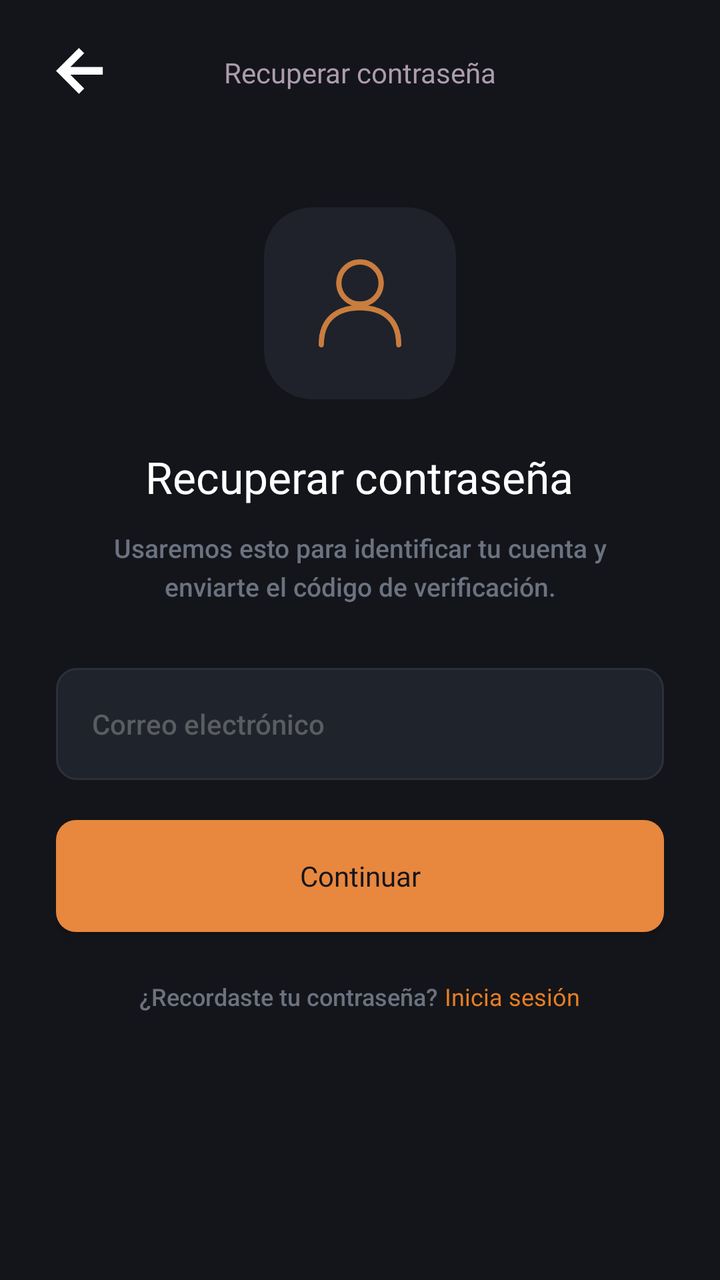
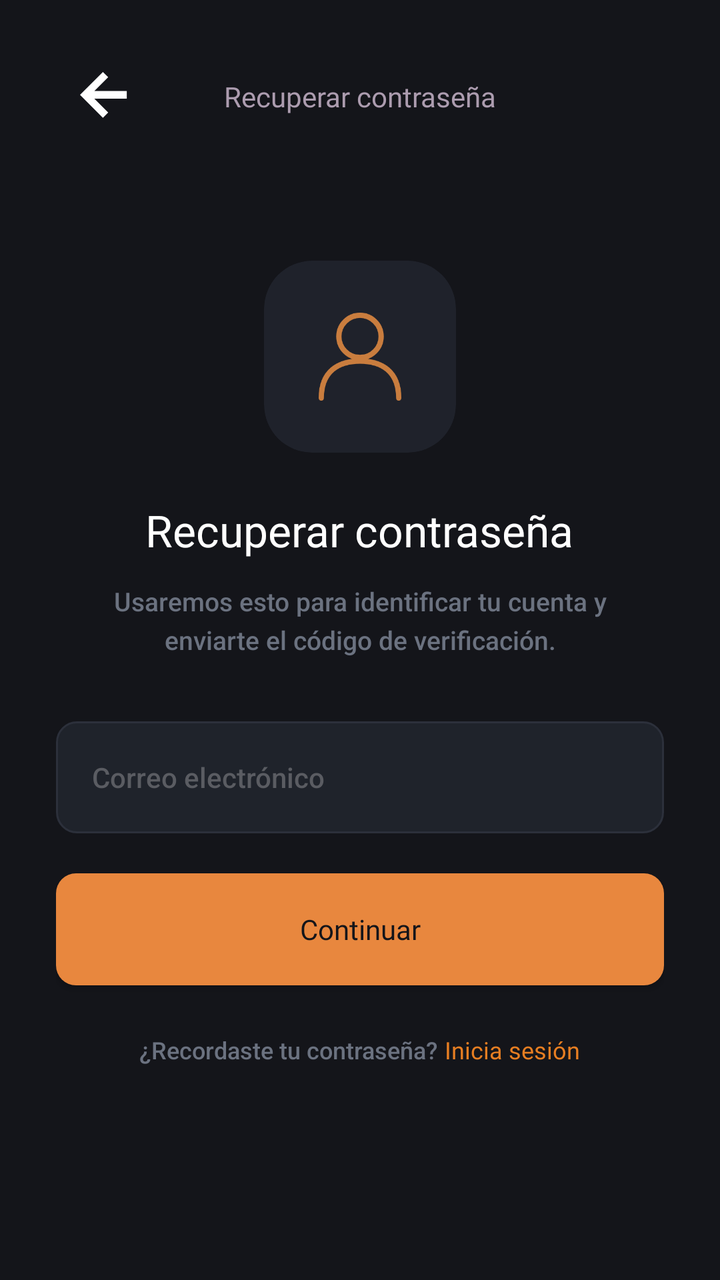

An Android layout rendered at two revisions. The XML below is the earlier revision; the diff shows what the commit changed to produce the second picture.
<!-- AndroidManifest.xml: application theme Theme.MyApplication -->
<!-- res/layout/activity_forgot_password.xml -->
<?xml version="1.0" encoding="utf-8"?>
<androidx.constraintlayout.widget.ConstraintLayout xmlns:android="http://schemas.android.com/apk/res/android"
    xmlns:app="http://schemas.android.com/apk/res-auto"
    android:layout_width="match_parent"
    android:layout_height="match_parent"
    android:background="#14151A"
    android:paddingHorizontal="28dp"
    android:paddingTop="24dp"
    android:paddingBottom="36dp">

    
    <ImageView
        android:id="@+id/btnBack"
        android:layout_width="24dp"
        android:layout_height="24dp"

        android:clickable="true"
        android:focusable="true"
        android:src="@drawable/flecha"
        app:layout_constraintStart_toStartOf="parent"
        app:layout_constraintTop_toTopOf="parent"
        app:tint="#FFFFFF" />

    

    <TextView
        android:layout_width="wrap_content"
        android:layout_height="wrap_content"
        android:fontFamily="@font/inter_bold"
        android:text="Recuperar contraseña"
        android:textColor="#AC9CAF"
        android:textSize="14sp"
        app:layout_constraintBottom_toBottomOf="@id/btnBack"
        app:layout_constraintEnd_toEndOf="parent"
        app:layout_constraintStart_toStartOf="parent"
        app:layout_constraintTop_toTopOf="@id/btnBack" />

    
    <LinearLayout
        android:layout_width="match_parent"
        android:layout_height="wrap_content"
        android:gravity="center"
        android:orientation="vertical"
        app:layout_constraintBottom_toBottomOf="parent"
        app:layout_constraintEnd_toEndOf="parent"
        app:layout_constraintStart_toStartOf="parent"
        app:layout_constraintTop_toTopOf="parent"
        app:layout_constraintVertical_bias="0.45">

        
        <com.google.android.material.card.MaterialCardView
            android:layout_width="96dp"
            android:layout_height="96dp"
            app:cardBackgroundColor="#1F222B"
            app:cardCornerRadius="24dp"
            app:cardElevation="0dp"
            app:strokeWidth="0dp">

            <ImageView
                android:layout_width="44dp"
                android:layout_height="44dp"
                android:layout_gravity="center"
                android:contentDescription="Usuario"
                android:src="@drawable/group"
                app:tint="#C97D3E" />
        </com.google.android.material.card.MaterialCardView>

        <TextView
            android:layout_width="wrap_content"
            android:layout_height="wrap_content"
            android:layout_marginTop="24dp"
            android:fontFamily="@font/inter_bold"
            android:text="Recuperar contraseña"
            android:textColor="#FFFFFF"
            android:textSize="22sp" />

        <TextView
            android:layout_width="280dp"
            android:layout_height="wrap_content"
            android:layout_marginTop="12dp"
            android:fontFamily="sans-serif-medium"
            android:gravity="center"
            android:lineSpacingExtra="4dp"
            android:text="Usaremos esto para identificar tu cuenta y enviarte el código de verificación."
            android:textColor="#6B7280"
            android:textSize="13sp" />

        
        <EditText
            android:id="@+id/etEmail"
            android:layout_width="match_parent"
            android:layout_height="56dp"
            android:layout_marginTop="32dp"
            android:background="@drawable/bg_secondary_button"
            android:fontFamily="sans-serif-medium"
            android:hint="Correo electrónico"
            android:inputType="textEmailAddress"
            android:paddingHorizontal="18dp"
            android:textColor="#FFFFFF"
            android:textColorHint="#5A5C62"
            android:textSize="14sp" />

        
        <androidx.appcompat.widget.AppCompatButton
            android:id="@+id/btnContinue"
            android:layout_width="match_parent"
            android:layout_height="56dp"
            android:layout_marginTop="20dp"
            android:background="@drawable/bg_primary_button"
            android:fontFamily="@font/inter_bold"
            android:text="Continuar"
            android:textAllCaps="false"
            android:textColor="#14151A"
            android:textSize="14sp"
            app:backgroundTint="@null" />

        
        <LinearLayout
            android:layout_width="wrap_content"
            android:layout_height="wrap_content"
            android:layout_marginTop="24dp"
            android:orientation="horizontal">

            <TextView
                android:layout_width="wrap_content"
                android:layout_height="wrap_content"
                android:fontFamily="sans-serif-medium"
                android:text="¿Recordaste tu contraseña? "
                android:textColor="#6B7280"
                android:textSize="12sp" />

            <TextView
                android:id="@+id/tvLoginRedirect"
                android:layout_width="wrap_content"
                android:layout_height="wrap_content"
                android:fontFamily="@font/inter_bold"
                android:text="Inicia sesión"
                android:textColor="#E67E22"
                android:textSize="12sp" />
        </LinearLayout>

    </LinearLayout>

</androidx.constraintlayout.widget.ConstraintLayout>
<!-- resources referenced by this layout -->
<resources>
  <!-- drawable bg_primary_button (drawable) -->
  <?xml version="1.0" encoding="utf-8"?>
  <shape xmlns:android="http://schemas.android.com/apk/res/android"
      android:shape="rectangle">
      <corners android:radius="10dp" />
      <solid android:color="#E8873E" />
  </shape>
  <!-- drawable bg_secondary_button (drawable) -->
  <?xml version="1.0" encoding="utf-8"?>
  <shape xmlns:android="http://schemas.android.com/apk/res/android"
      android:shape="rectangle">
      <corners android:radius="10dp" />
      <solid android:color="#1F232B" />
      <stroke
          android:width="1dp"
          android:color="#2C303B" />
  </shape>
  <!-- drawable flecha (drawable) -->
  <vector xmlns:android="http://schemas.android.com/apk/res/android"
      android:width="15dp"
      android:height="15dp"
      android:viewportWidth="15"
      android:viewportHeight="15">
    <path
        android:pathData="M7.159,14.318L0,7.159L7.159,-0L8.807,1.633L4.482,5.959H14.616V8.359H4.482L8.807,12.677L7.159,14.318Z"
        android:fillColor="#9A9A9A"/>
  </vector>
  <!-- drawable group (drawable) -->
  <vector xmlns:android="http://schemas.android.com/apk/res/android"
      android:width="47dp"
      android:height="50dp"
      android:viewportWidth="47"
      android:viewportHeight="50">
    <path
        android:pathData="M23.5,25.5C30.127,25.5 35.5,20.127 35.5,13.5C35.5,6.873 30.127,1.5 23.5,1.5C16.873,1.5 11.5,6.873 11.5,13.5C11.5,20.127 16.873,25.5 23.5,25.5Z"
        android:strokeLineJoin="round"
        android:strokeWidth="3"
        android:fillColor="#00000000"
        android:strokeColor="#F2A25C"
        android:strokeLineCap="round"/>
    <path
        android:pathData="M1.5,48.5C1.5,33.5 11,27.5 23.5,27.5C36,27.5 45.5,33.5 45.5,48.5"
        android:strokeLineJoin="round"
        android:strokeWidth="3"
        android:fillColor="#00000000"
        android:strokeColor="#F2A25C"
        android:strokeLineCap="round"/>
  </vector>
  <style name="Theme.MyApplication" parent="Base.Theme.MyApplication" />
  <style name="Base.Theme.MyApplication" parent="Theme.Material3.DayNight.NoActionBar">
          <item name="android:windowBackground">#000000</item>
      </style>
</resources>

<!-- the commit's change to res/layout/activity_forgot_password.xml (unified diff, before → after) -->
@@ -1,6 +1,7 @@
 <?xml version="1.0" encoding="utf-8"?>
-<androidx.constraintlayout.widget.ConstraintLayout xmlns:android="http://schemas.android.com/apk/res/android"
+<ScrollView xmlns:android="http://schemas.android.com/apk/res/android"
     xmlns:app="http://schemas.android.com/apk/res-auto"
+    android:fillViewport="true"
     android:layout_width="match_parent"
     android:layout_height="match_parent"
     android:background="#14151A"
@@ -8,137 +9,143 @@
     android:paddingTop="24dp"
     android:paddingBottom="36dp">
 
-    
-    <ImageView
-        android:id="@+id/btnBack"
-        android:layout_width="24dp"
-        android:layout_height="24dp"
+    <androidx.constraintlayout.widget.ConstraintLayout
+        android:layout_width="match_parent"
+        android:layout_height="wrap_content">
+        
+        <ImageView
+            android:id="@+id/btnBack"
+            android:layout_width="48dp"
+            android:layout_height="48dp"
+            android:contentDescription="Volver"
+            android:padding="12dp"
 
-        android:clickable="true"
-        android:focusable="true"
-        android:src="@drawable/flecha"
-        app:layout_constraintStart_toStartOf="parent"
-        app:layout_constraintTop_toTopOf="parent"
-        app:tint="#FFFFFF" />
-
-    
-
-    <TextView
-        android:layout_width="wrap_content"
-        android:layout_height="wrap_content"
-        android:fontFamily="@font/inter_bold"
-        android:text="Recuperar contraseña"
-        android:textColor="#AC9CAF"
-        android:textSize="14sp"
-        app:layout_constraintBottom_toBottomOf="@id/btnBack"
-        app:layout_constraintEnd_toEndOf="parent"
-        app:layout_constraintStart_toStartOf="parent"
-        app:layout_constraintTop_toTopOf="@id/btnBack" />
-
-    
-    <LinearLayout
-        android:layout_width="match_parent"
-        android:layout_height="wrap_content"
-        android:gravity="center"
-        android:orientation="vertical"
-        app:layout_constraintBottom_toBottomOf="parent"
-        app:layout_constraintEnd_toEndOf="parent"
-        app:layout_constraintStart_toStartOf="parent"
-        app:layout_constraintTop_toTopOf="parent"
-        app:layout_constraintVertical_bias="0.45">
+            android:clickable="true"
+            android:focusable="true"
+            android:src="@drawable/flecha"
+            app:layout_constraintStart_toStartOf="parent"
+            app:layout_constraintTop_toTopOf="parent"
+            app:tint="#FFFFFF" />
 
         
-        <com.google.android.material.card.MaterialCardView
-            android:layout_width="96dp"
-            android:layout_height="96dp"
-            app:cardBackgroundColor="#1F222B"
-            app:cardCornerRadius="24dp"
-            app:cardElevation="0dp"
-            app:strokeWidth="0dp">
-
-            <ImageView
-                android:layout_width="44dp"
-                android:layout_height="44dp"
-                android:layout_gravity="center"
-                android:contentDescription="Usuario"
-                android:src="@drawable/group"
-                app:tint="#C97D3E" />
-        </com.google.android.material.card.MaterialCardView>
 
         <TextView
             android:layout_width="wrap_content"
             android:layout_height="wrap_content"
-            android:layout_marginTop="24dp"
             android:fontFamily="@font/inter_bold"
             android:text="Recuperar contraseña"
-            android:textColor="#FFFFFF"
-            android:textSize="22sp" />
-
-        <TextView
-            android:layout_width="280dp"
-            android:layout_height="wrap_content"
-            android:layout_marginTop="12dp"
-            android:fontFamily="sans-serif-medium"
-            android:gravity="center"
-            android:lineSpacingExtra="4dp"
-            android:text="Usaremos esto para identificar tu cuenta y enviarte el código de verificación."
-            android:textColor="#6B7280"
-            android:textSize="13sp" />
-
-        
-        <EditText
-            android:id="@+id/etEmail"
-            android:layout_width="match_parent"
-            android:layout_height="56dp"
-            android:layout_marginTop="32dp"
-            android:background="@drawable/bg_secondary_button"
-            android:fontFamily="sans-serif-medium"
-            android:hint="Correo electrónico"
-            android:inputType="textEmailAddress"
-            android:paddingHorizontal="18dp"
-            android:textColor="#FFFFFF"
-            android:textColorHint="#5A5C62"
-            android:textSize="14sp" />
-
-        
-        <androidx.appcompat.widget.AppCompatButton
-            android:id="@+id/btnContinue"
-            android:layout_width="match_parent"
-            android:layout_height="56dp"
-            android:layout_marginTop="20dp"
-            android:background="@drawable/bg_primary_button"
-            android:fontFamily="@font/inter_bold"
-            android:text="Continuar"
-            android:textAllCaps="false"
-            android:textColor="#14151A"
+            android:textColor="#AC9CAF"
             android:textSize="14sp"
-            app:backgroundTint="@null" />
+            app:layout_constraintBottom_toBottomOf="@id/btnBack"
+            app:layout_constraintEnd_toEndOf="parent"
+            app:layout_constraintStart_toStartOf="parent"
+            app:layout_constraintTop_toTopOf="@id/btnBack" />
 
         
         <LinearLayout
-            android:layout_width="wrap_content"
+            android:layout_width="match_parent"
             android:layout_height="wrap_content"
-            android:layout_marginTop="24dp"
-            android:orientation="horizontal">
+            android:gravity="center"
+            android:orientation="vertical"
+            app:layout_constraintBottom_toBottomOf="parent"
+            app:layout_constraintEnd_toEndOf="parent"
+            app:layout_constraintStart_toStartOf="parent"
+            app:layout_constraintTop_toBottomOf="@id/btnBack"
+            app:layout_constraintVertical_bias="0.45">
+
+            
+            <com.google.android.material.card.MaterialCardView
+                android:layout_width="96dp"
+                android:layout_height="96dp"
+                app:cardBackgroundColor="#1F222B"
+                app:cardCornerRadius="24dp"
+                app:cardElevation="0dp"
+                app:strokeWidth="0dp">
+
+                <ImageView
+                    android:layout_width="44dp"
+                    android:layout_height="44dp"
+                    android:layout_gravity="center"
+                    android:contentDescription="Usuario"
+                    android:src="@drawable/group"
+                    app:tint="#C97D3E" />
+            </com.google.android.material.card.MaterialCardView>
 
             <TextView
                 android:layout_width="wrap_content"
                 android:layout_height="wrap_content"
-                android:fontFamily="sans-serif-medium"
-                android:text="¿Recordaste tu contraseña? "
-                android:textColor="#6B7280"
-                android:textSize="12sp" />
+                android:layout_marginTop="24dp"
+                android:fontFamily="@font/inter_bold"
+                android:text="Recuperar contraseña"
+                android:textColor="#FFFFFF"
+                android:textSize="22sp" />
 
             <TextView
-                android:id="@+id/tvLoginRedirect"
+                android:layout_width="wrap_content"
+                android:maxWidth="280dp"
+                android:layout_height="wrap_content"
+                android:layout_marginTop="12dp"
+                android:fontFamily="sans-serif-medium"
+                android:gravity="center"
+                android:lineSpacingExtra="4dp"
+                android:text="Usaremos esto para identificar tu cuenta y enviarte el código de verificación."
+                android:textColor="#6B7280"
+                android:textSize="13sp" />
+
+            
+            <EditText
+                android:id="@+id/etEmail"
+                android:layout_width="match_parent"
+                android:layout_height="56dp"
+                android:layout_marginTop="32dp"
+                android:background="@drawable/bg_secondary_button"
+                android:fontFamily="sans-serif-medium"
+                android:hint="Correo electrónico"
+                android:inputType="textEmailAddress"
+                android:paddingHorizontal="18dp"
+                android:textColor="#FFFFFF"
+                android:textColorHint="#5A5C62"
+                android:textSize="14sp" />
+
+            
+            <androidx.appcompat.widget.AppCompatButton
+                android:id="@+id/btnContinue"
+                android:layout_width="match_parent"
+                android:layout_height="56dp"
+                android:layout_marginTop="20dp"
+                android:background="@drawable/bg_primary_button"
+                android:fontFamily="@font/inter_bold"
+                android:text="Continuar"
+                android:textAllCaps="false"
+                android:textColor="#14151A"
+                android:textSize="14sp"
+                app:backgroundTint="@null" />
+
+            
+            <LinearLayout
                 android:layout_width="wrap_content"
                 android:layout_height="wrap_content"
-                android:fontFamily="@font/inter_bold"
-                android:text="Inicia sesión"
-                android:textColor="#E67E22"
-                android:textSize="12sp" />
+                android:layout_marginTop="24dp"
+                android:orientation="horizontal">
+
+                <TextView
+                    android:layout_width="wrap_content"
+                    android:layout_height="wrap_content"
+                    android:fontFamily="sans-serif-medium"
+                    android:text="¿Recordaste tu contraseña? "
+                    android:textColor="#6B7280"
+                    android:textSize="12sp" />
+
+                <TextView
+                    android:id="@+id/tvLoginRedirect"
+                    android:layout_width="wrap_content"
+                    android:layout_height="wrap_content"
+                    android:fontFamily="@font/inter_bold"
+                    android:text="Inicia sesión"
+                    android:textColor="#E67E22"
+                    android:textSize="12sp" />
+            </LinearLayout>
+
         </LinearLayout>
-
-    </LinearLayout>
-
-</androidx.constraintlayout.widget.ConstraintLayout>
+    </androidx.constraintlayout.widget.ConstraintLayout>
+</ScrollView>
